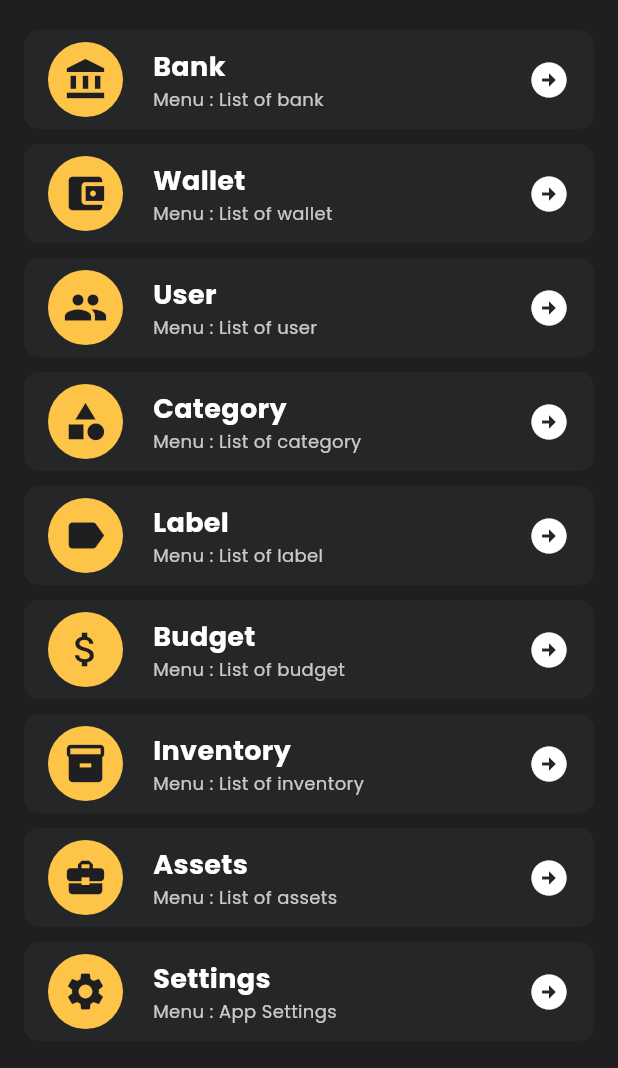
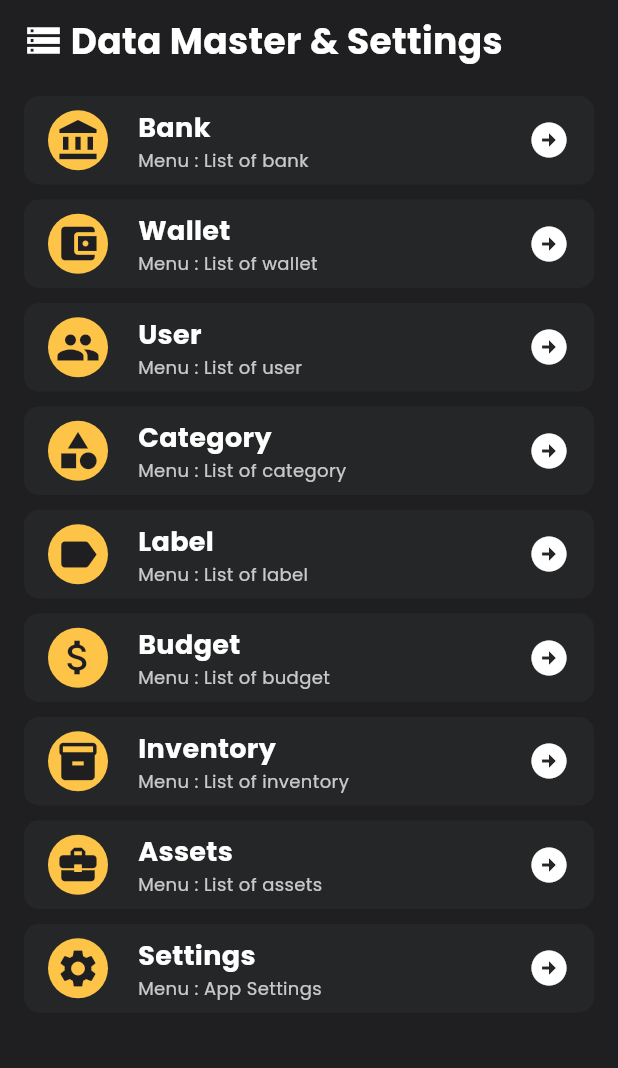
Before and after one commit to Danu-Nur/my_finance, a Flutter app: the DataMasterScreen screen opened directly, on a phone screen of 412 x 824 dp. Shown: the top 1068 px of the screen. Run offline on Flutter 3.47's test engine with Material 3 defaults, Android fonts, the phone set to English and light mode, and no system bars; our stand-ins replace animated_bottom_navigation_bar, bloc, flutter_bloc, google_fonts, percent_indicator.

Commit message:
Add header section to DataMasterScreen with icon and title

```diff
--- a/lib/screens/features/data_master/data_master_screen.dart
+++ b/lib/screens/features/data_master/data_master_screen.dart
@@ -27,7 +27,8 @@ class _DataMasterScreenState extends State<DataMasterScreen> {
           child: Column(
             children: [
               const VerticalGap10(),
-              const VerticalGap10(),
+              headerSection(),
+              const VerticalGap20(),
               Expanded(
                 child: ListView.separated(
                   separatorBuilder: (context, index) => const VerticalGap10(),
@@ -54,8 +55,8 @@ class _DataMasterScreenState extends State<DataMasterScreen> {
                                 Stack(
                                   children: [
                                     Container(
-                                      width: 50,
-                                      height: 50,
+                                      width: 40,
+                                      height: 40,
                                       decoration: BoxDecoration(
                                         borderRadius: BorderRadius.circular(40),
                                         color: buttonColor,
@@ -106,4 +107,21 @@ class _DataMasterScreenState extends State<DataMasterScreen> {
       ),
     );
   }
+
+  Row headerSection() {
+    return Row(
+      children: [
+        const Icon(
+          Icons.storage_sharp,
+          size: 26,
+          color: textColor,
+        ),
+        const HorizontalGap5(),
+        Text(
+          'Data Master & Settings',
+          style: poppinsH1.copyWith(color: textColor),
+        ),
+      ],
+    );
+  }
 }
```
